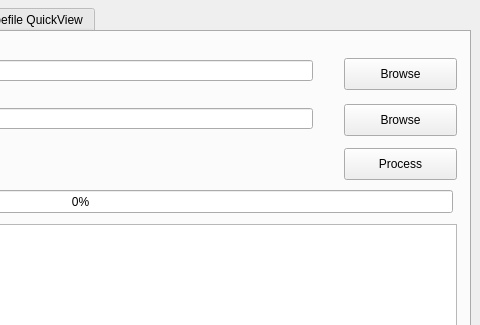
Above: gisHelperGui.ui from minorsecond/GIS-Helper before the change; both pictures show x 320 to 800 and y 0 to 325 of the 800 by 600 pixel window. Below: the same form after it.
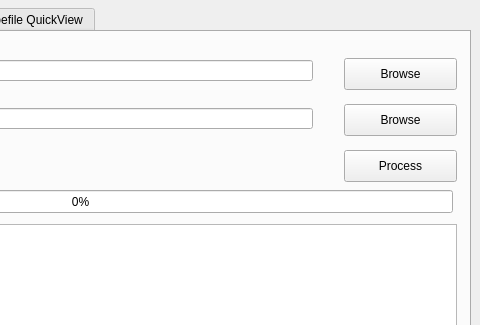
That is the form after the change.

Commit message: Added GetRasterBounds function to get the bounds of all .tif files within a directory.

What changed in the file:
```diff
--- a/gisHelperGui.ui
+++ b/gisHelperGui.ui
@@ -721,7 +721,7 @@
       <property name="geometry">
        <rect>
         <x>652</x>
-        <y>116</y>
+        <y>118</y>
         <width>113</width>
         <height>32</height>
        </rect>
```
The commit also changes 2 other files.
